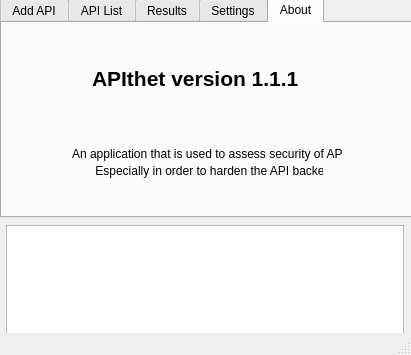
This is mainwindow.ui in Chan9390/APIthet as Qt 5 draws it before an edit. The edited form follows.
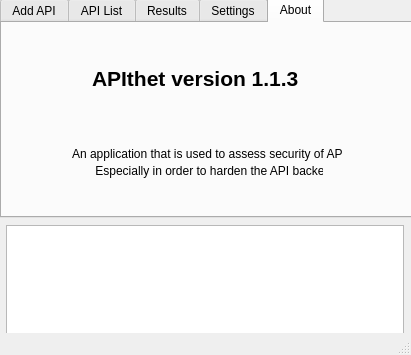
This is the edited form. The open tabs and pages were chosen to show the change.

What changed in the file:
```diff
--- a/mainwindow.ui
+++ b/mainwindow.ui
@@ -460,7 +460,7 @@
        </font>
       </property>
       <property name="text">
-       <string>APIthet version 1.1.1</string>
+       <string>APIthet version 1.1.3</string>
       </property>
      </widget>
      <widget class="QLabel" name="label_2">
```
